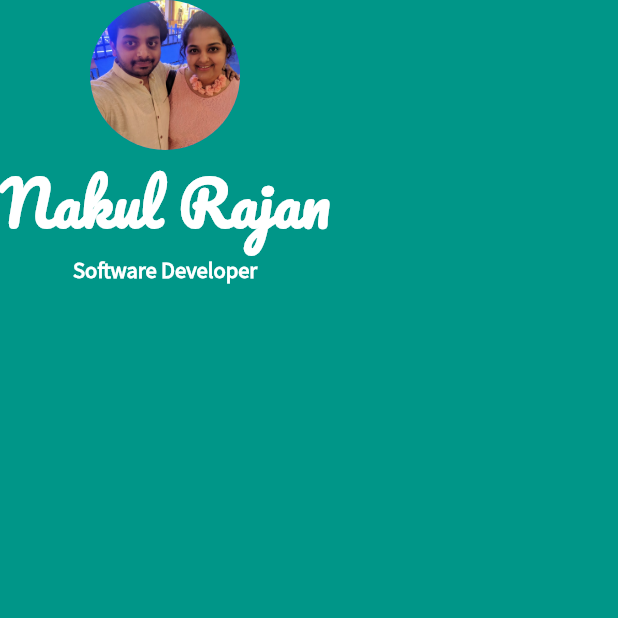
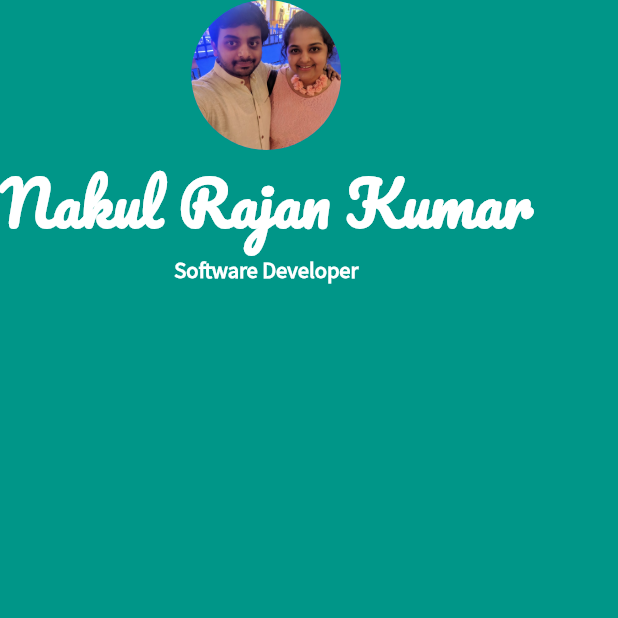
Before and after one commit to deeks-codestar/MiCard, a Flutter app: the screen it shows after launch, on a phone screen of 412 x 824 dp, the top half of it. Run offline on Flutter 3.47's test engine with Material 2 defaults, Android fonts, the phone set to English and light mode, and no system bars.

Commit message:
Second commit

```diff
--- a/lib/main.dart
+++ b/lib/main.dart
@@ -18,7 +18,7 @@ class MyApp extends StatelessWidget {
               backgroundImage: AssetImage('images/nakul.jpg'),
             ),
             Text(
-                "Nakul Rajan",
+                "Nakul Rajan Kumar",
                 style: TextStyle(
                   fontSize: 40,
                   color: Colors.white,
```
